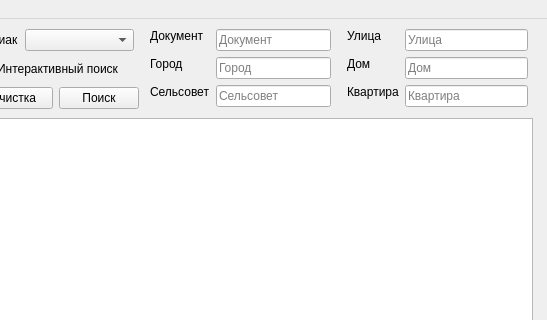
This is qt_bd_ui_main.ui in MindVersal/python_bd as Qt 5 draws it before an edit; both pictures show x 453 to 1000 and y 0 to 320 of the 1000 by 537 pixel window. The edited form follows.
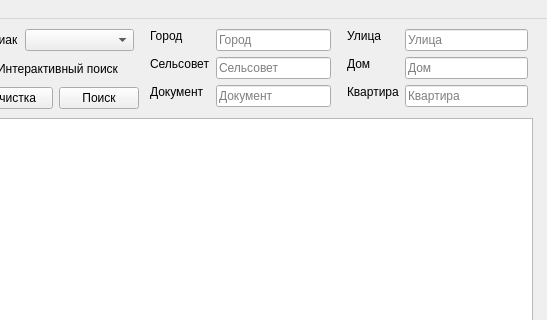
This is the edited form. Icons and pictures are not drawn.

```diff
--- a/qt_bd_ui_main.ui
+++ b/qt_bd_ui_main.ui
@@ -466,7 +466,7 @@
          <property name="bottomMargin">
           <number>5</number>
          </property>
-         <item row="1" column="0">
+         <item row="0" column="0">
           <widget class="QLabel" name="label_city">
            <property name="sizePolicy">
             <sizepolicy hsizetype="Fixed" vsizetype="Fixed">
@@ -485,7 +485,7 @@
            </property>
           </widget>
          </item>
-         <item row="1" column="1">
+         <item row="0" column="1">
           <widget class="QLineEdit" name="edit_city">
            <property name="sizePolicy">
             <sizepolicy hsizetype="Preferred" vsizetype="Fixed">
@@ -501,7 +501,7 @@
            </property>
           </widget>
          </item>
-         <item row="2" column="0">
+         <item row="1" column="0">
           <widget class="QLabel" name="label_selsovet">
            <property name="sizePolicy">
             <sizepolicy hsizetype="Fixed" vsizetype="Fixed">
@@ -520,7 +520,7 @@
            </property>
           </widget>
          </item>
-         <item row="2" column="1">
+         <item row="1" column="1">
           <widget class="QLineEdit" name="edit_selsovet">
            <property name="sizePolicy">
             <sizepolicy hsizetype="Preferred" vsizetype="Fixed">
@@ -536,7 +536,7 @@
            </property>
           </widget>
          </item>
-         <item row="0" column="0">
+         <item row="2" column="0">
           <widget class="QLabel" name="label_ksiva">
            <property name="sizePolicy">
             <sizepolicy hsizetype="Fixed" vsizetype="Fixed">
@@ -555,7 +555,7 @@
            </property>
           </widget>
          </item>
-         <item row="0" column="1">
+         <item row="2" column="1">
           <widget class="QLineEdit" name="edit_ksiva">
            <property name="sizePolicy">
             <sizepolicy hsizetype="Preferred" vsizetype="Fixed">
```
